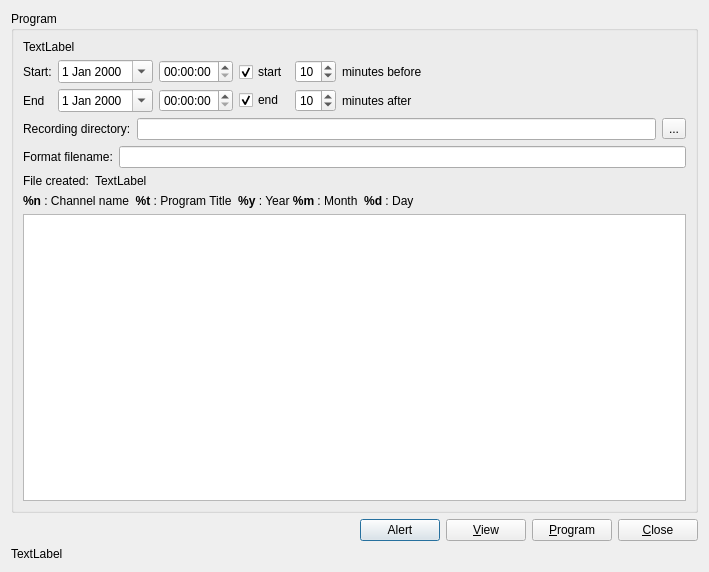
jlbrd/qmagneto, file ui/program.ui: the form before one commit.
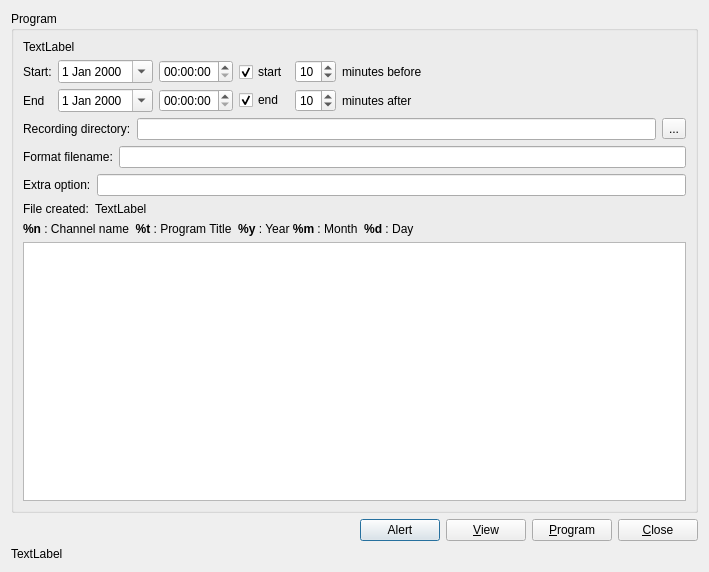
The form after the commit.

Commit message: Ajout d'un champ complémentaire permettant de saisir des paramètres supplémentaires pour la lecture ou enregistrement. Ce paramètre permet d'ajouter une option différente pour chaque programme. Par exemple pour enregistrer simultanément plusieurs programmes en précisant un adaptateur TNT différent pour chacun ou des options d'encodage particulières.

What changed in the file:
```diff
--- a/ui/program.ui
+++ b/ui/program.ui
@@ -205,6 +205,20 @@
           </item>
          </layout>
         </item>
+        <item>
+         <layout class="QHBoxLayout" name="_2">
+          <item>
+           <widget class="QLabel" name="label_9">
+            <property name="text">
+             <string>Extra option:</string>
+            </property>
+           </widget>
+          </item>
+          <item>
+           <widget class="QLineEdit" name="option"/>
+          </item>
+         </layout>
+        </item>
         <item>
          <layout class="QHBoxLayout" name="horizontalLayout">
           <item>
```
The commit also changes 11 other files.
